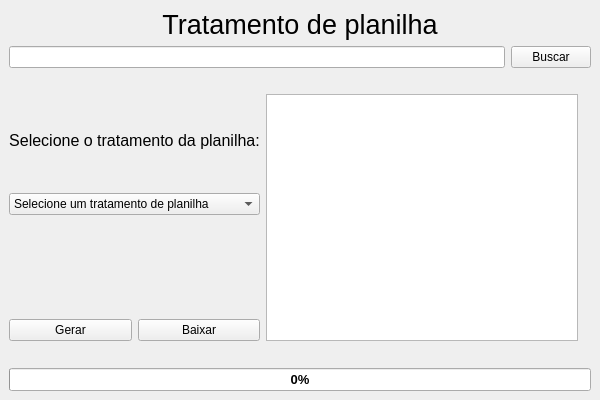
Above: QT/principal.ui from BrunoFellipS/RPA-tratar-planilhas before the change. Below: the same form after it.
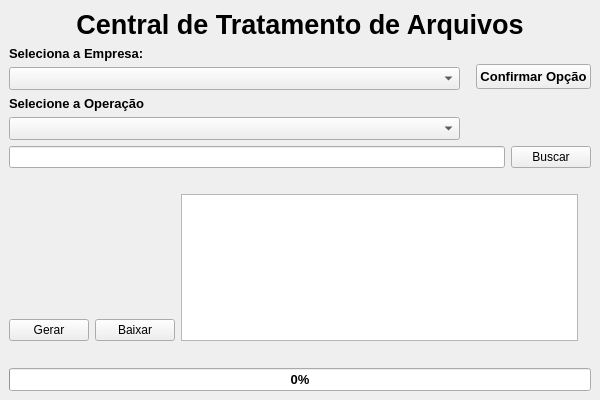
That is the form after the change. Icons and pictures are not drawn.

```diff
--- a/QT/principal.ui
+++ b/QT/principal.ui
@@ -40,10 +40,12 @@
           <property name="font">
            <font>
             <pointsize>20</pointsize>
+            <weight>75</weight>
+            <bold>true</bold>
            </font>
           </property>
           <property name="text">
-           <string>Tratamento de planilha</string>
+           <string>Central de Tratamento de Arquivos</string>
           </property>
           <property name="alignment">
            <set>Qt::AlignCenter</set>
@@ -51,7 +53,105 @@
          </widget>
         </item>
         <item>
-         <layout class="QHBoxLayout" name="horizontalLayout_8"/>
+         <layout class="QHBoxLayout" name="horizontalLayout_5">
+          <item>
+           <layout class="QVBoxLayout" name="verticalLayout_4">
+            <item>
+             <widget class="QLabel" name="label_4">
+              <property name="font">
+               <font>
+                <pointsize>10</pointsize>
+                <weight>75</weight>
+                <bold>true</bold>
+               </font>
+              </property>
+              <property name="text">
+               <string>Seleciona a Empresa:</string>
+              </property>
+             </widget>
+            </item>
+            <item>
+             <widget class="QComboBox" name="comboBox">
+              <property name="font">
+               <font>
+                <pointsize>10</pointsize>
+               </font>
+              </property>
+             </widget>
+            </item>
+            <item>
+             <layout class="QVBoxLayout" name="verticalLayout_5">
+              <item>
+               <widget class="QLabel" name="label_6">
+                <property name="font">
+                 <font>
+                  <pointsize>10</pointsize>
+                  <weight>75</weight>
+                  <bold>true</bold>
+                 </font>
+                </property>
+                <property name="text">
+                 <string>Selecione a Operação</string>
+                </property>
+               </widget>
+              </item>
+              <item>
+               <widget class="QComboBox" name="comboBox_2">
+                <property name="font">
+                 <font>
+                  <pointsize>10</pointsize>
+                 </font>
+                </property>
+               </widget>
+              </item>
+             </layout>
+            </item>
+           </layout>
+          </item>
+          <item>
+           <layout class="QVBoxLayout" name="verticalLayout_6">
+            <property name="spacing">
+             <number>0</number>
+            </property>
+            <property name="leftMargin">
+             <number>10</number>
+            </property>
+            <item>
+             <widget class="QPushButton" name="pushButton_4">
+              <property name="maximumSize">
+               <size>
+                <width>150</width>
+                <height>25</height>
+               </size>
+              </property>
+              <property name="font">
+               <font>
+                <pointsize>10</pointsize>
+                <weight>75</weight>
+                <bold>true</bold>
+               </font>
+              </property>
+              <property name="text">
+               <string>Confirmar Opção</string>
+              </property>
+             </widget>
+            </item>
+            <item>
+             <widget class="QLabel" name="label_7">
+              <property name="maximumSize">
+               <size>
+                <width>80</width>
+                <height>13</height>
+               </size>
+              </property>
+              <property name="text">
+               <string/>
+              </property>
+             </widget>
+            </item>
+           </layout>
+          </item>
+         </layout>
         </item>
         <item>
          <layout class="QHBoxLayout" name="horizontalLayout_3">
@@ -91,35 +191,6 @@
          <layout class="QHBoxLayout" name="horizontalLayout">
           <item>
            <layout class="QVBoxLayout" name="verticalLayout_3">
-            <item>
-             <widget class="QLabel" name="label_4">
-              <property name="font">
-               <font>
-                <pointsize>12</pointsize>
-               </font>
-              </property>
-              <property name="text">
-               <string>Selecione o tratamento da planilha:</string>
-              </property>
-              <property name="alignment">
-               <set>Qt::AlignCenter</set>
-              </property>
-             </widget>
-            </item>
-            <item>
-             <widget class="QComboBox" name="comboBox">
-              <item>
-               <property name="text">
-                <string>Selecione um tratamento de planilha</string>
-               </property>
-              </item>
-              <item>
-               <property name="text">
-                <string>Tratamento Medware</string>
-               </property>
-              </item>
-             </widget>
-            </item>
             <item>
              <widget class="QLabel" name="label_5">
               <property name="text">
```
